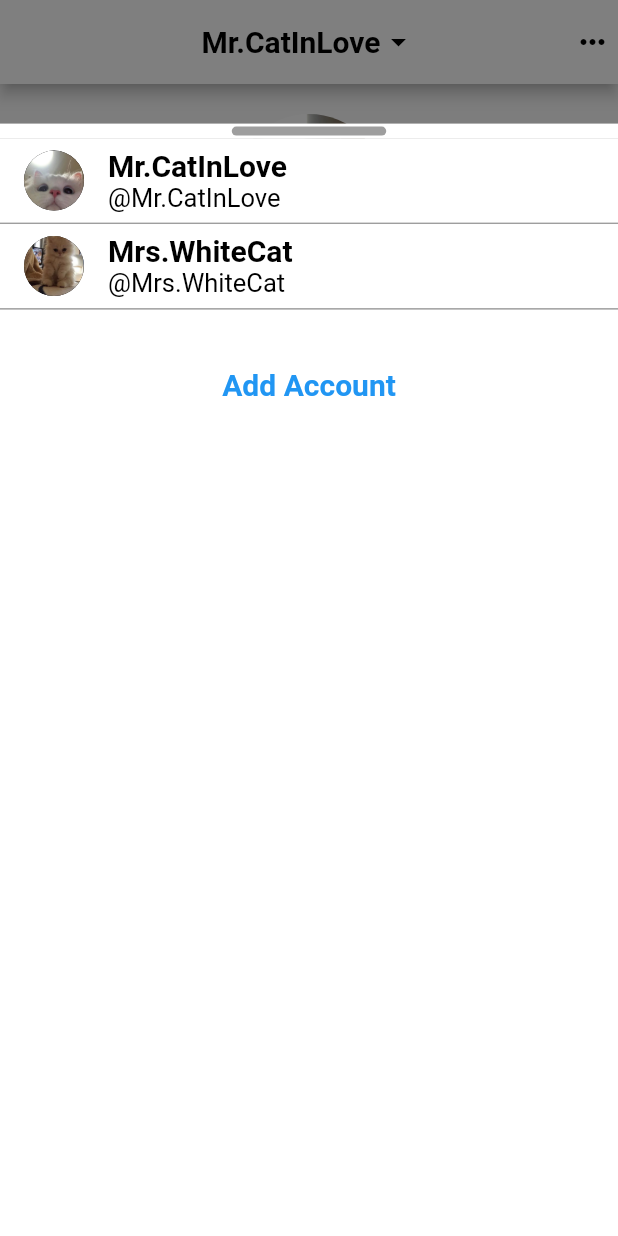
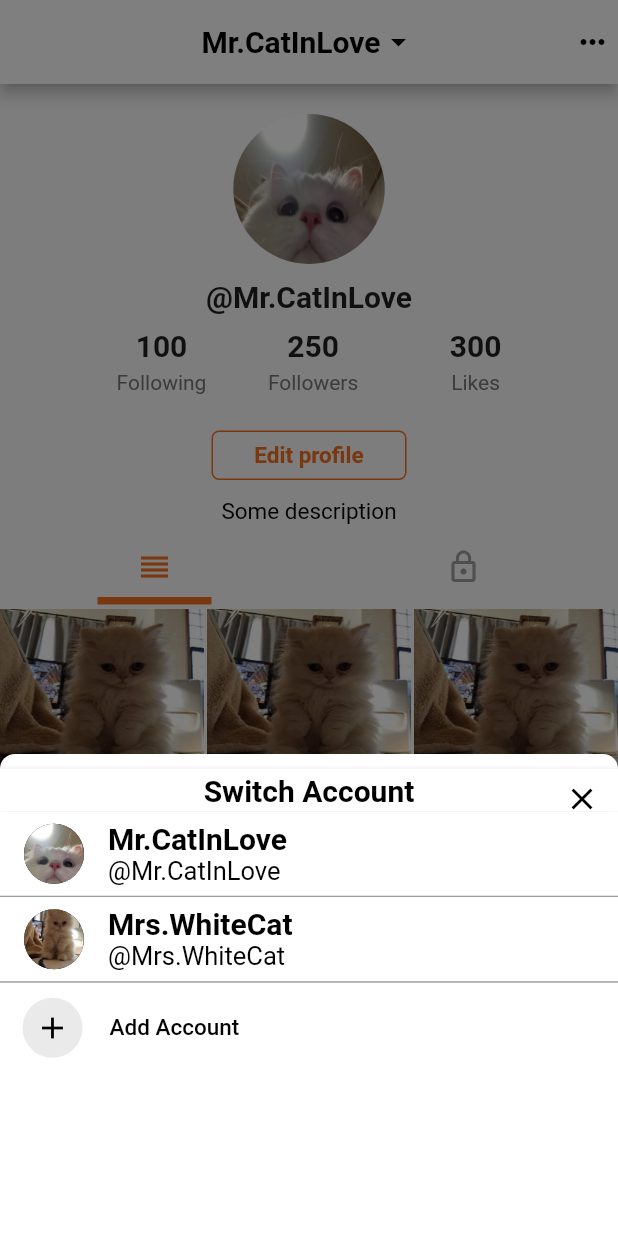
Before and after one commit to Dcode-D/GiaoTiepNguoiMay, a Flutter app: the screen it shows after launch, item 5 of the bottom bar chosen, after a tap on the "arrow drop down" icon, on a phone screen of 412 x 824 dp. Run offline on Flutter 3.47's test engine with Material 2 defaults, Android fonts, the phone set to English and light mode, and no system bars; drawn by our look-alikes of readmore; our stand-ins replace cached_network_image, event_bus, flutter_smart_dialog, marquee, share_plus and 2 more; missing offline and left inert: dart:ffi; network calls fail.

Commit message:
add dialog

```diff
--- a/lib/pages/profile_page.dart
+++ b/lib/pages/profile_page.dart
@@ -62,13 +62,13 @@ class _ProfileScreenState extends State<ProfileScreen> with TickerProviderStateM
                         context: currentKey.currentContext!,
                         pageBuilder: (context,animation,animation2)=>
                             Container(
-                                margin: EdgeInsets.only(top: MediaQuery.of(context).size.height/10),
+
                                 child:
                                 switchaccountPage()
                             ),
                         transitionBuilder: (context,animation1,animation2,child){
                           return
-                            SlideTransition(position: Tween(begin: Offset(0, 1), end: Offset(0, 0))
+                            SlideTransition(position: Tween(begin: Offset(0, 1), end: Offset(0, 0.61))
                                 .animate(animation1),
                               child: child,);
                         }
--- a/lib/pages/switch_account_page.dart
+++ b/lib/pages/switch_account_page.dart
@@ -10,7 +10,9 @@ class switchaccountPage extends StatelessWidget{
   Widget build(BuildContext context) {
     final size = MediaQuery.of(context).size;
     Key currentKey = new GlobalKey();
-    return Scaffold(
+    return
+
+      Scaffold(
       backgroundColor: Colors.black.withOpacity(0),
       resizeToAvoidBottomInset: true,
       body:
@@ -22,32 +24,80 @@ class switchaccountPage extends StatelessWidget{
         GestureDetector(
         onTap: (){FocusScope.of(context).requestFocus(new FocusNode());},
         child:
-      Stack(children:[
+        Column(
+          children: [
+            Stack(
+                children:[
+
                   SizedBox(
                         width: size.width,
-            height: size.height,
+                        height: size.height/2.5,
                       child: Column(
                         children: [
                           Container(
                               height:10,
-                  decoration:BoxDecoration(color: Colors.white),
+                              decoration:BoxDecoration(color: Colors.white,
+                              borderRadius: BorderRadius.only(topLeft: Radius.circular(20),topRight: Radius.circular(20))
+                              ),
                               child:
                               Align(
                                   alignment: Alignment.center,
                                   child:
                                   SizedBox(
-                          width: size.width/4,height: 6,child:
+                                    width: size.width/4,height: 0,child:
                                   Container(
-                          decoration: BoxDecoration(borderRadius: BorderRadius.circular(3),
-                              color: Colors.grey),
+                                    decoration: BoxDecoration(borderRadius: BorderRadius.circular(10),
+                                        color: Colors.white),
                                     // padding: EdgeInsets.only(left: size.width/3, right: size.width/3),
                                   ),
                                   )
                               )),
+                          Container(
+                            decoration: BoxDecoration(
+                              color: Colors.white,
+                              border: Border(
+                                bottom: BorderSide(
+                                  color: Colors.white,
+                                  width: 0,
+                                ),
+                              ),
+                              ),
+                            child:
+                                AppBar(
+                                  title: Text("Switch Account",style: TextStyle(color: Colors.black,fontSize: 20,fontWeight: FontWeight.bold),),
+                                  centerTitle: true,
+                                  leading: Container(),
+                                  backgroundColor: Colors.white,
+                                  toolbarHeight: 28.5,
+                                  actions: [
+                                    IconButton(
+                                      icon: Icon(Icons.close,color: Colors.black,),
+                                      onPressed: () {
+                                      },
+                                    ),
+                                  ],
+                                )
+                            /*Row(
+                              mainAxisAlignment: MainAxisAlignment.end,
+                              children: [
+                                Align(
+                                  alignment: Alignment.topCenter,
+                                  child:  Text("Switch Account", style: TextStyle(fontSize: 20, fontWeight: FontWeight.bold),),
+                                ),
+                                Icon(Icons.close, color: Colors.black,size: 20,)
+                              ],
+                            )*/
+                          ),
                           Expanded(
                               child:
                               Container(
-                      decoration: BoxDecoration(color: Colors.white),
+                                constraints: new BoxConstraints(
+                                  maxHeight: size.height,
+                                ),
+                                  decoration: BoxDecoration(
+                                      color: Colors.white,
+
+                                  ),
                                   child:
                                   ListView.builder(
                                       physics: BouncingScrollPhysics(),
@@ -56,27 +106,46 @@ class switchaccountPage extends StatelessWidget{
                                       {
                                         return(index<AccountList.length)? accountItem(AccountList[index]["avatarUrl"], AccountList[index]["userName"],AccountList[index]["tag"] ,AccountList[index]["logged"])
                                             :
+                                        Align(
+                                            alignment: Alignment.bottomLeft,
+                                            child:
+                                            Padding(
+                                                padding: EdgeInsets.only(top: 10),
+                                                child: Row(
+                                                    children:[
+                                                      SizedBox(width: 15,),
+                                                      SizedBox(
+                                                        width: 40,
+                                                        height: 40,
+                                                        child:
                                                         Container(
-                                height: 100,
+                                                          decoration: BoxDecoration(
+                                                              color: Color.fromARGB(255, 234, 234, 234),
+                                                              borderRadius: BorderRadius.circular(20)
+                                                          ),
                                                           child:
-                                Align(
-                                  alignment: Alignment.center,
-                                  child:
+                                                          Icon(Icons.add, color: Colors.black,),
+                                                        ),
+                                                      ),
+                                                      SizedBox(width: 18,),
                                                       Text("Add Account",style: TextStyle(
-                                      color: Colors.blue,
-                                      fontSize: 20,
-                                      fontWeight: FontWeight.bold
+                                                          color: Colors.black,
+                                                          fontSize: 15,
+                                                          fontWeight: FontWeight.w500
                                                       ),),
-                                ),
+                                                    ])
+                                            )
                                         );
                                       }
                                   )
                               )
+                          )],
                       )
+                  ),
+                ])
           ],
         )
-        )
-      ])
-    )));
+      ))
+      );
   }
 }
```
Lines whose indentation alone changed are shown as unchanged.
